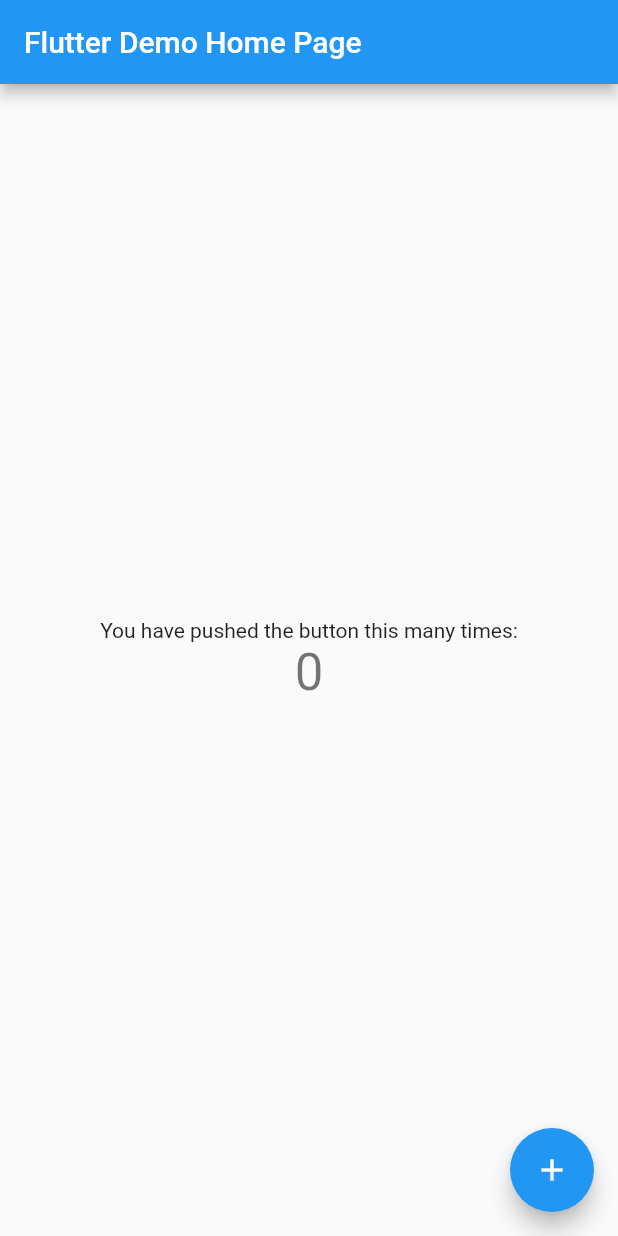
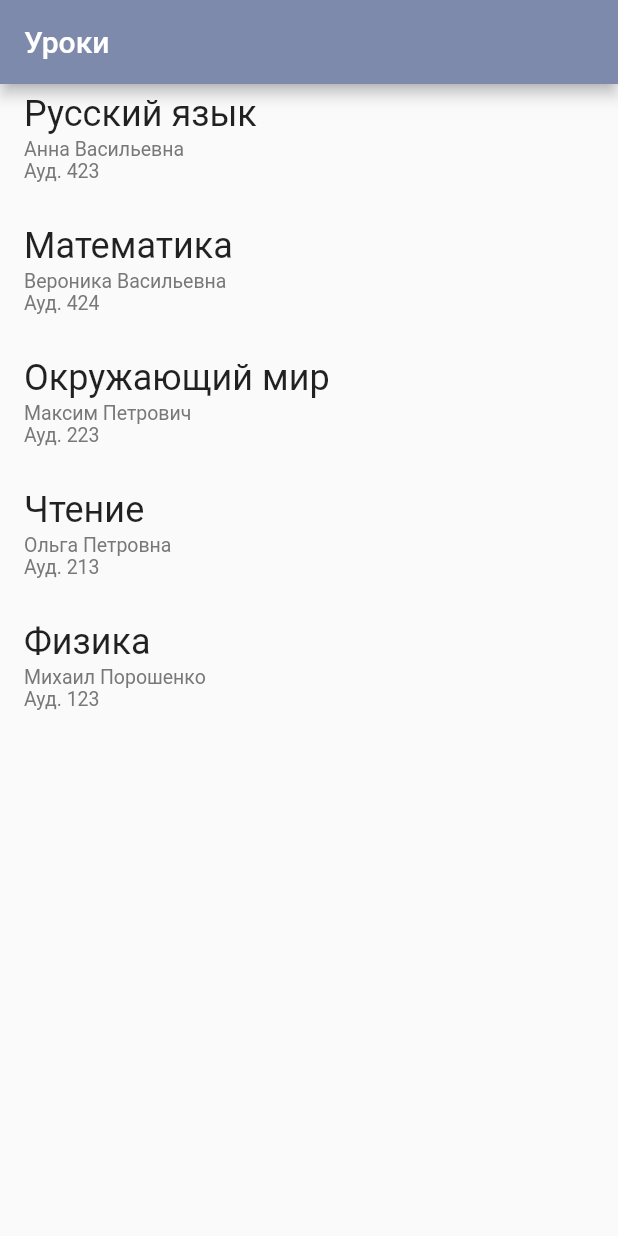
Before and after one commit to Qvineox/shkolar_mobile_app, a Flutter app: the screen it shows after launch, on a phone screen of 412 x 824 dp. Run offline on Flutter 3.47's test engine with Material 2 defaults, Android fonts, the phone set to English and light mode, and no system bars; Roboto replaces fonts that are missing (IBMPlex).

Commit message:
Lessons Page added

```diff
--- /dev/null
+++ b/lib/dev_data.dart
@@ -0,0 +1,41 @@
+import 'package:flutter/material.dart';
+
+import 'models/lesson.dart';
+
+const DEV_LESSONS = const [
+  Lesson(
+    id: 1,
+    title: 'Русский язык',
+    auditory: '423',
+    teacher: 'Анна Васильевна',
+    color: Colors.red,
+  ),
+  Lesson(
+    id: 2,
+    title: 'Математика',
+    auditory: '424',
+    teacher: 'Вероника Васильевна',
+    color: Colors.blue,
+  ),
+  Lesson(
+    id: 3,
+    title: 'Окружающий мир',
+    auditory: '223',
+    teacher: 'Максим Петрович',
+    color: Colors.green,
+  ),
+  Lesson(
+    id: 4,
+    title: 'Чтение',
+    auditory: '213',
+    teacher: 'Ольга Петровна',
+    color: Colors.purple,
+  ),
+  Lesson(
+    id: 5,
+    title: 'Физика',
+    auditory: '123',
+    teacher: 'Михаил Порошенко',
+    color: Colors.blueAccent,
+  ),
+];
--- /dev/null
+++ b/lib/lesson_screen.dart
@@ -0,0 +1,16 @@
+import 'package:flutter/material.dart';
+import 'package:shkolar_mobile_app/models/lesson.dart';
+
+class LessonScreen extends StatelessWidget {
+  @override
+  Widget build(BuildContext context) {
+    // получение данных через навигатор как сущность класса Lesson
+    final lessonData = ModalRoute.of(context).settings.arguments as Lesson;
+
+    return Scaffold(
+        appBar: AppBar(title: Text(lessonData.title)),
+        body: Center(
+          child: Text('Страница урока!'),
+        ));
+  }
+}
--- /dev/null
+++ b/lib/lessons_screen.dart
@@ -0,0 +1,17 @@
+import 'package:flutter/material.dart';
+
+import './dev_data.dart';
+import 'particles/lesson_item.dart';
+
+class LessonsScreen extends StatelessWidget {
+  @override
+  Widget build(BuildContext context) {
+    return Scaffold(
+        appBar: AppBar(title: const Text('Уроки')),
+        body: ListView(
+          children: DEV_LESSONS
+              .map((lessonData) => LessonItem(lessonData))
+              .toList(),
+        ));
+  }
+}
--- a/lib/main.dart
+++ b/lib/main.dart
@@ -1,113 +1,26 @@
 import 'package:flutter/material.dart';
+import 'package:shkolar_mobile_app/lesson_screen.dart';
 
-void main() {
-  runApp(MyApp());
-}
+import 'lessons_screen.dart';
+
+void main() => runApp(MyApp());
 
 class MyApp extends StatelessWidget {
-  // This widget is the root of your application.
   @override
   Widget build(BuildContext context) {
     return MaterialApp(
-      title: 'Flutter Demo',
+      title: 'ShkolarApp',
       theme: ThemeData(
-        // This is the theme of your application.
-        //
-        // Try running your application with "flutter run". You'll see the
-        // application has a blue toolbar. Then, without quitting the app, try
-        // changing the primarySwatch below to Colors.green and then invoke
-        // "hot reload" (press "r" in the console where you ran "flutter run",
-        // or simply save your changes to "hot reload" in a Flutter IDE).
-        // Notice that the counter didn't reset back to zero; the application
-        // is not restarted.
-        primarySwatch: Colors.blue,
-      ),
-      home: MyHomePage(title: 'Flutter Demo Home Page'),
+          primaryColor: Color.fromRGBO(126, 138, 172, 1),
+          accentColor: Color.fromRGBO(255, 230, 178, 1),
+          fontFamily: 'IBMPlex',
+          textTheme: ThemeData.light().textTheme.copyWith(
+              bodyText1: TextStyle(color: Color.fromRGBO(51, 51, 51, 1)),
+              bodyText2: TextStyle(
+                  fontSize: 13, color: Color.fromRGBO(120, 120, 120, 1)),
+              headline6: TextStyle(fontSize: 24, fontWeight: FontWeight.w400))),
+      home: LessonsScreen(),
+      routes: {'/lesson': (context) => LessonScreen()},
     );
   }
 }
-
-class MyHomePage extends StatefulWidget {
-  MyHomePage({Key key, this.title}) : super(key: key);
-
-  // This widget is the home page of your application. It is stateful, meaning
-  // that it has a State object (defined below) that contains fields that affect
-  // how it looks.
-
-  // This class is the configuration for the state. It holds the values (in this
-  // case the title) provided by the parent (in this case the App widget) and
-  // used by the build method of the State. Fields in a Widget subclass are
-  // always marked "final".
-
-  final String title;
-
-  @override
-  _MyHomePageState createState() => _MyHomePageState();
-}
-
-class _MyHomePageState extends State<MyHomePage> {
-  int _counter = 0;
-
-  void _incrementCounter() {
-    setState(() {
-      // This call to setState tells the Flutter framework that something has
-      // changed in this State, which causes it to rerun the build method below
-      // so that the display can reflect the updated values. If we changed
-      // _counter without calling setState(), then the build method would not be
-      // called again, and so nothing would appear to happen.
-      _counter++;
-    });
-  }
-
-  @override
-  Widget build(BuildContext context) {
-    // This method is rerun every time setState is called, for instance as done
-    // by the _incrementCounter method above.
-    //
-    // The Flutter framework has been optimized to make rerunning build methods
-    // fast, so that you can just rebuild anything that needs updating rather
-    // than having to individually change instances of widgets.
-    return Scaffold(
-      appBar: AppBar(
-        // Here we take the value from the MyHomePage object that was created by
-        // the App.build method, and use it to set our appbar title.
-        title: Text(widget.title),
-      ),
-      body: Center(
-        // Center is a layout widget. It takes a single child and positions it
-        // in the middle of the parent.
-        child: Column(
-          // Column is also a layout widget. It takes a list of children and
-          // arranges them vertically. By default, it sizes itself to fit its
-          // children horizontally, and tries to be as tall as its parent.
-          //
-          // Invoke "debug painting" (press "p" in the console, choose the
-          // "Toggle Debug Paint" action from the Flutter Inspector in Android
-          // Studio, or the "Toggle Debug Paint" command in Visual Studio Code)
-          // to see the wireframe for each widget.
-          //
-          // Column has various properties to control how it sizes itself and
-          // how it positions its children. Here we use mainAxisAlignment to
-          // center the children vertically; the main axis here is the vertical
-          // axis because Columns are vertical (the cross axis would be
-          // horizontal).
-          mainAxisAlignment: MainAxisAlignment.center,
-          children: <Widget>[
-            Text(
-              'You have pushed the button this many times:',
-            ),
-            Text(
-              '$_counter',
-              style: Theme.of(context).textTheme.headline4,
-            ),
-          ],
-        ),
-      ),
-      floatingActionButton: FloatingActionButton(
-        onPressed: _incrementCounter,
-        tooltip: 'Increment',
-        child: Icon(Icons.add),
-      ), // This trailing comma makes auto-formatting nicer for build methods.
-    );
-  }
-}
--- /dev/null
+++ b/lib/models/lesson.dart
@@ -0,0 +1,21 @@
+import 'package:flutter/material.dart';
+
+class Lesson {
+  final int id;
+  final String title;
+  final String auditory;
+  final String startDate;
+  final String endDate;
+  final String teacher;
+
+  final Color color;
+
+  const Lesson(
+      {this.id = 0,
+      this.title = 'Не указано',
+      this.auditory = 'Не указано',
+      this.startDate = 'Не указано',
+      this.endDate = 'Не указано',
+      this.teacher = 'Не указано',
+      this.color = Colors.blueGrey});
+}
--- /dev/null
+++ b/lib/particles/lesson_item.dart
@@ -0,0 +1,27 @@
+import 'package:flutter/material.dart';
+import 'package:shkolar_mobile_app/lesson_screen.dart';
+import 'package:shkolar_mobile_app/models/lesson.dart';
+
+class LessonItem extends StatelessWidget {
+  final Lesson _lessonData;
+
+  LessonItem(this._lessonData);
+
+  void viewLesson(BuildContext context, lessonData) {
+    Navigator.of(context).pushNamed('/lesson', arguments: lessonData);
+  }
+
+  @override
+  Widget build(BuildContext context) {
+    return ListTile(
+      title: Text(
+        _lessonData.title,
+        style: Theme.of(context).textTheme.headline6,
+      ),
+      subtitle: Text('${_lessonData.teacher}\nАуд. ${_lessonData.auditory}',
+          style: Theme.of(context).textTheme.bodyText2),
+      isThreeLine: true,
+      onTap: () => viewLesson(context, _lessonData),
+    );
+  }
+}
```
Also changed, not shown: pubspec.yaml (+31 -23 lines).
